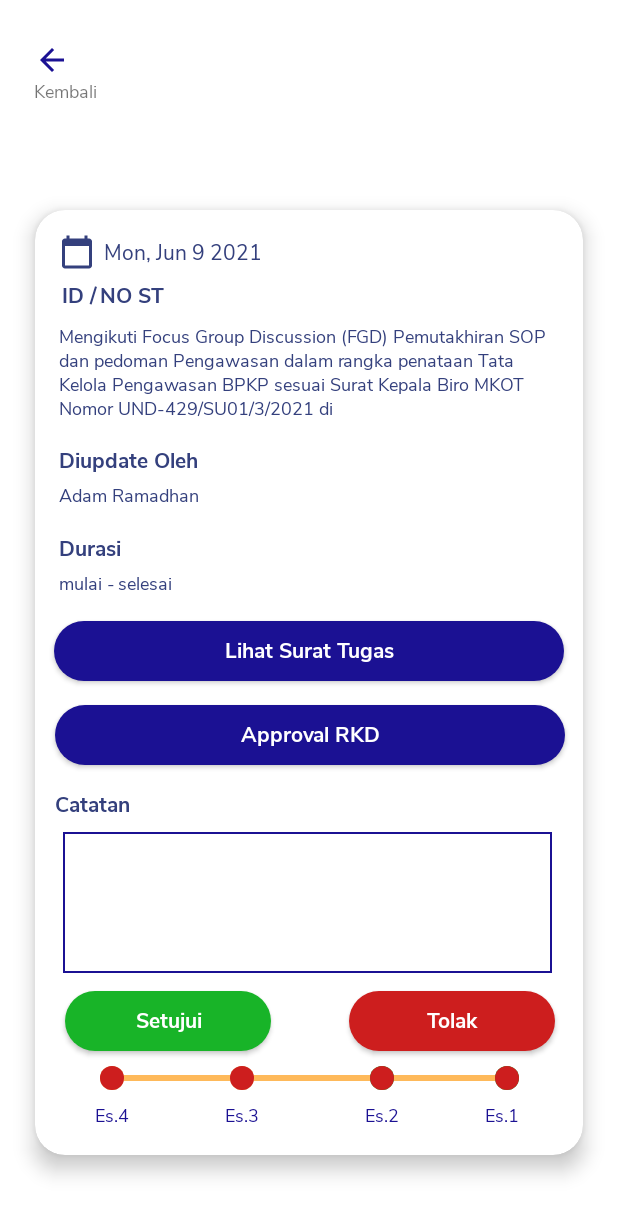
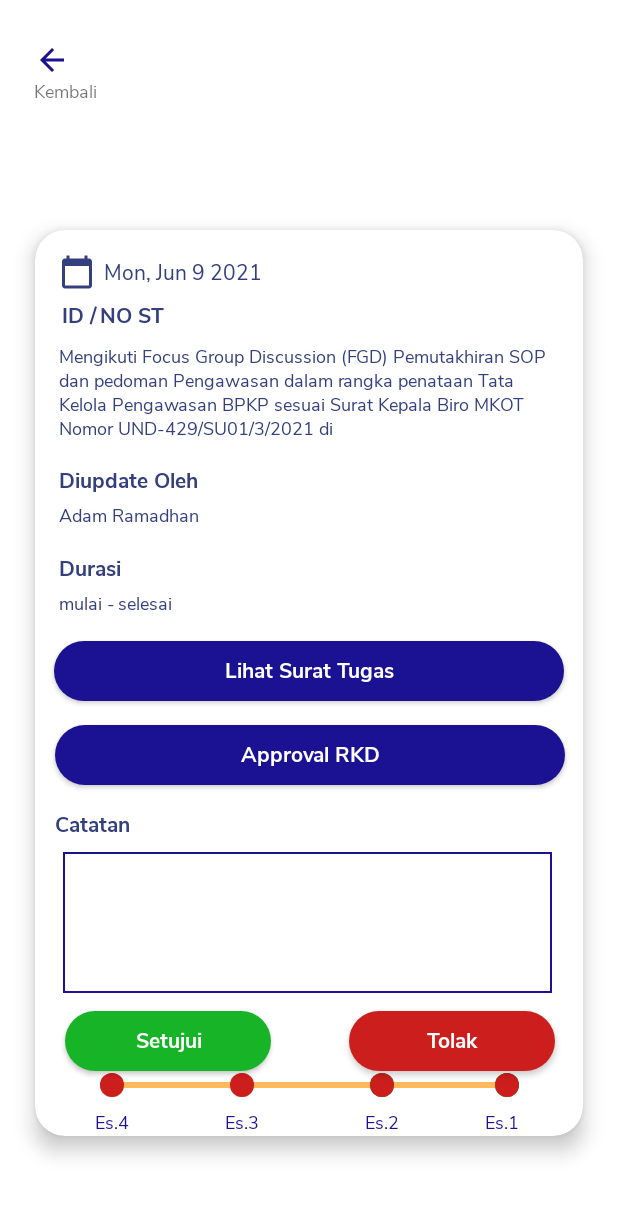
Before and after one commit to adamramadhn/BSmart_V3, an Android app: the DetailSuratTugasActivity screen opened directly, with no data from a screen before it, on a phone screen of 412 x 824 dp. Shown: the top 1215 px of the screen. Run offline under Robolectric (Android 15) with nearby library versions, the phone set to English and light mode, and no system bars; 1 statement that could not run was skipped.

Commit message:
update catatan detail ST

```diff
--- a/app/src/main/res/layout/detail_surat_tugas.xml
+++ b/app/src/main/res/layout/detail_surat_tugas.xml
@@ -30,7 +30,7 @@
 
     <androidx.cardview.widget.CardView
         android:layout_width="365dp"
-        android:layout_height="630dp"
+        android:layout_height="wrap_content"
         android:layout_marginTop="16dp"
         app:cardCornerRadius="20dp"
         app:cardElevation="8dp"
@@ -252,6 +252,7 @@
                 android:layout_marginStart="16dp"
                 android:layout_marginTop="16dp"
                 android:layout_marginEnd="16dp"
+                android:layout_marginBottom="8dp"
                 android:background="@drawable/button_blue"
                 android:fontFamily="@font/nunitosans_bold"
                 android:text="Batalkan Tanggapan"
@@ -270,6 +271,7 @@
                 android:layout_gravity="center_horizontal"
                 android:layout_marginTop="16dp"
                 android:layout_marginEnd="16dp"
+                android:layout_marginBottom="8dp"
                 android:background="@drawable/button_blue"
                 android:fontFamily="@font/nunitosans_bold"
                 android:text="TTE"
```
Also changed, not shown: app/src/main/java/com/bpkp/bsmartapp/detail/DetailSuratTugasActivity.kt (+42 -7 lines).
